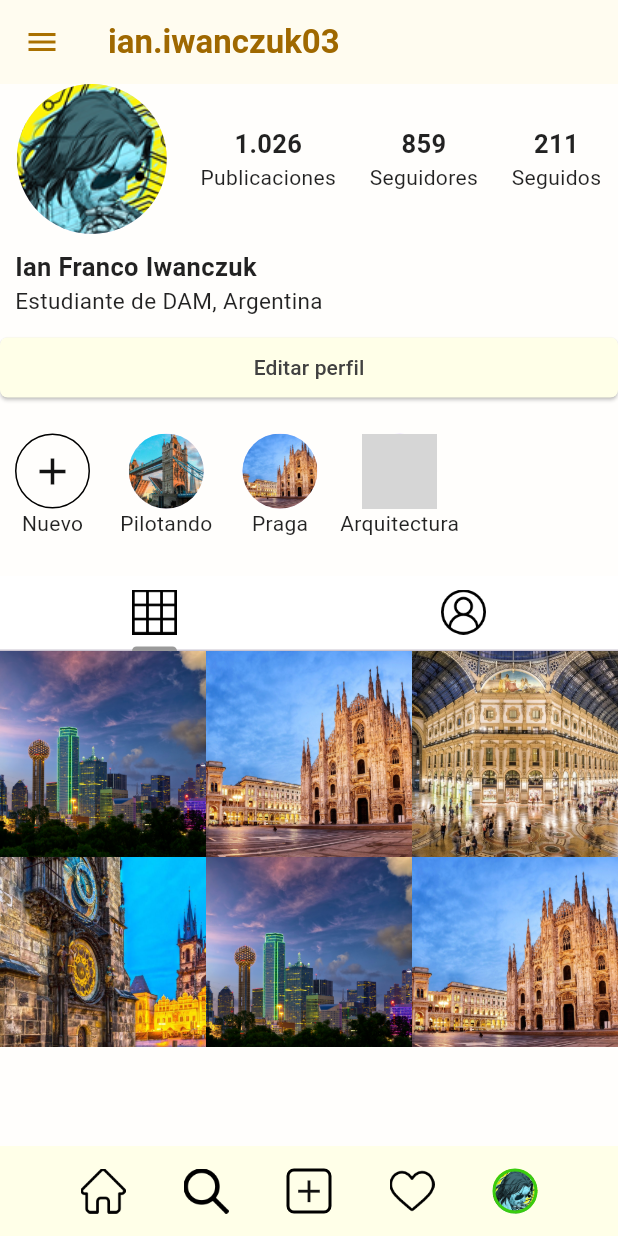
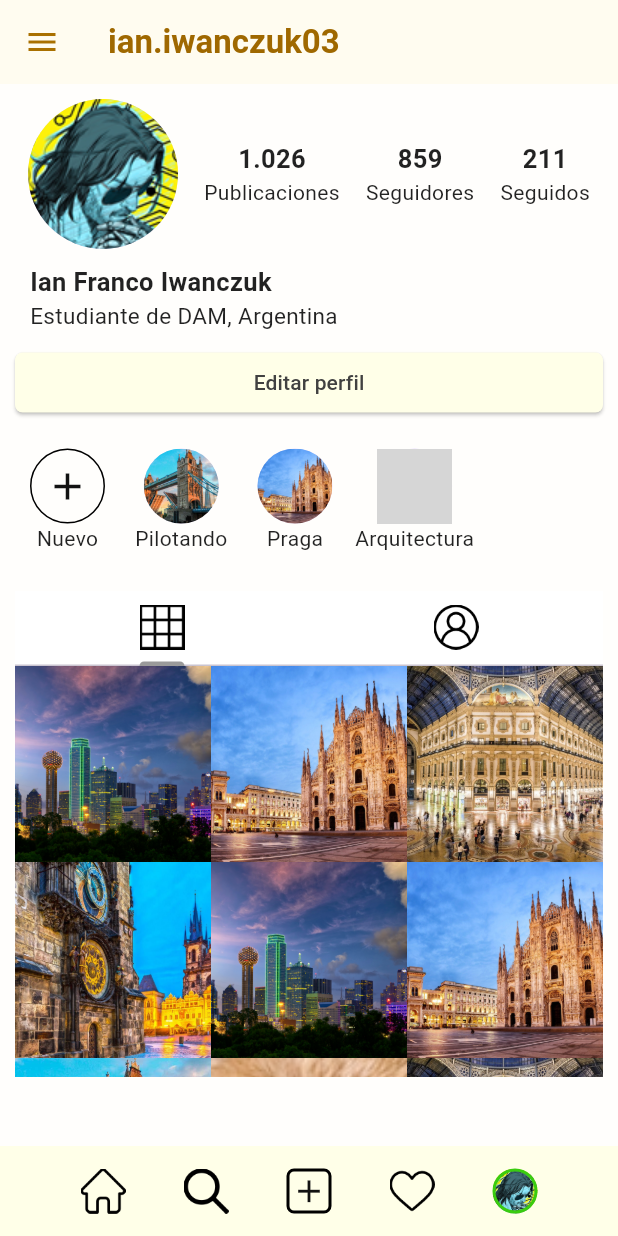
Before and after one commit to IanIwanczuk/Prog-Multimedia2, a Flutter app: the Instagram screen opened by its route, on a phone screen of 412 x 824 dp. Run offline on Flutter 3.47's test engine with Material 3 defaults, Android fonts, the light colour scheme and no system bars; our stand-ins replace google_fonts; grey boxes are pictures that could not be loaded.

Commit message:
Errores corregidos y Main.dart nuevo

```diff
--- a/drawer_ejercicio_1/lib/Screens/instagram.dart
+++ b/drawer_ejercicio_1/lib/Screens/instagram.dart
@@ -8,8 +8,11 @@ import '../components/tabsInstagram.dart';
 class Instagram extends StatelessWidget {
   const Instagram({super.key});
 
+
   @override
   Widget build(BuildContext context) {
+    late double screenWidth = MediaQuery.of(context).size.width;
+
     return Scaffold(
           backgroundColor: const Color.fromARGB(255, 255, 254, 252),
 
@@ -19,9 +22,9 @@ class Instagram extends StatelessWidget {
           ),
           drawer: const SideMenu(),
 
-          body: SafeArea (
+          body: Center (
             child: Padding(
-              padding: const EdgeInsets.all(0),
+              padding: const EdgeInsets.all(10),
               child: Column(
                 mainAxisAlignment: MainAxisAlignment.start,
                 crossAxisAlignment: CrossAxisAlignment.start,
@@ -34,21 +37,17 @@ class Instagram extends StatelessWidget {
                   const Padding(padding: EdgeInsets.fromLTRB(10, 0, 10, 10),
                     child: Text ("Estudiante de DAM, Argentina", style: TextStyle(fontSize: 15),),),
 
-                  Row(
-                    children: [
                   SizedBox(
-                        width: MediaQuery.of(context).size.width,
+                    width: screenWidth,
                     child: ElevatedButton(
                       style: ElevatedButton.styleFrom(
-                              // padding: const EdgeInsets.fromLTRB(10, 0, 10, 0),
                         backgroundColor: const Color.fromARGB(255, 255, 255, 232),
                         shape: const RoundedRectangleBorder(borderRadius: BorderRadius.all(Radius.circular(5))),
                       ),
                       child: const Text('Editar perfil', style: TextStyle(color: Color.fromRGBO(65, 65, 65, 1))),
                       onPressed: () {},
                     ),
-                      )
-                    ],),
+                  ),
 
                   const HighlightStories(),
 
--- a/drawer_ejercicio_1/lib/Screens/screens.dart
+++ b/drawer_ejercicio_1/lib/Screens/screens.dart
@@ -15,3 +15,4 @@ export 'sieteymedio.dart';
 export 'formularioValid.dart';
 export 'formularioJuego.dart';
 export 'ejercicioND2.dart';
+export 'home_screen.dart';
--- a/drawer_ejercicio_1/lib/components/tabsInstagram.dart
+++ b/drawer_ejercicio_1/lib/components/tabsInstagram.dart
@@ -12,6 +12,9 @@ class Pestanas extends StatefulWidget {
 
 
 class TabState extends State<Pestanas> {
+  late double screenWidth = MediaQuery.of(context).size.width;
+  late double screenHeight = MediaQuery.of(context).size.height;
+
   @override
   Widget build(BuildContext context) {
     final List<String> imgList1 = [
@@ -39,8 +42,8 @@ class TabState extends State<Pestanas> {
     ];
 
     return SizedBox(
-      width: 500,
-      height: 314,
+      width: screenWidth,
+      height: screenHeight - 500,
       child: DefaultTabController(
         length: 2,
         child: Scaffold(
@@ -64,8 +67,6 @@ class TabState extends State<Pestanas> {
                 child: TabBarView(
                   children: [
                     Center(child: SizedBox(
-                      width: MediaQuery.of(context).size.width,
-                      height: 350,
                       child: GridView.count(
                         crossAxisCount: 3,
                         children:  List.generate(imgList1.length, (index) {
@@ -76,7 +77,6 @@ class TabState extends State<Pestanas> {
                       ),)),
 
                       Center(child: SizedBox(
-                      height: 350,
                       child: GridView.count(
                         crossAxisCount: 3,
                         children:  List.generate(imgList2.length, (index) {
--- a/drawer_ejercicio_1/lib/routes/app_routes.dart
+++ b/drawer_ejercicio_1/lib/routes/app_routes.dart
@@ -1,5 +1,4 @@
 import '../screens/screens.dart';
-import '../home_screen.dart';
 
 class AppRoutes {
   static const String splash = '/';
@@ -22,7 +21,7 @@ class AppRoutes {
   // Mapa de rutas
   static final Map<String, WidgetBuilder> routes = {
     splash: (context) => const SplashScreen(),
-    home: (context) => const MainApp(),
+    home: (context) => const HomeW(),
     pag1: (context) => const Pag1(),
     pag2: (context) => const Pag2(),
     pag3: (context) => const Pag3(),
```
Also changed, not shown: drawer_ejercicio_1/lib/Screens/home_screen.dart (renamed from drawer_ejercicio_1/lib/home_screen.dart, +6 -32 lines), drawer_ejercicio_1/lib/main.dart (added, +26 -0 lines), drawer_ejercicio_1/pubspec.lock. Lines whose indentation alone changed are shown as unchanged.
